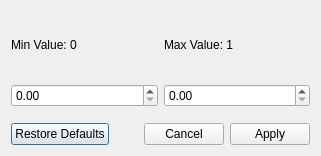
Old version of the form Views/filterdialog.ui in the repository yunnsbz/StrategyMonitor.
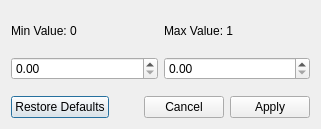
New version of the form.

Commit message:
UI and usability improvements in filter dialogs and headers
Set header sections to stretch in HeaderWithIcons for better UI scaling. Adjusted filter dialog window height and updated filter dialog titles for clarity.

The edit to the form file:
```diff
--- a/Views/filterdialog.ui
+++ b/Views/filterdialog.ui
@@ -7,7 +7,7 @@
     <x>0</x>
     <y>0</y>
     <width>321</width>
-    <height>156</height>
+    <height>129</height>
    </rect>
   </property>
   <property name="windowTitle">
```
The commit also changes 4 other files.
